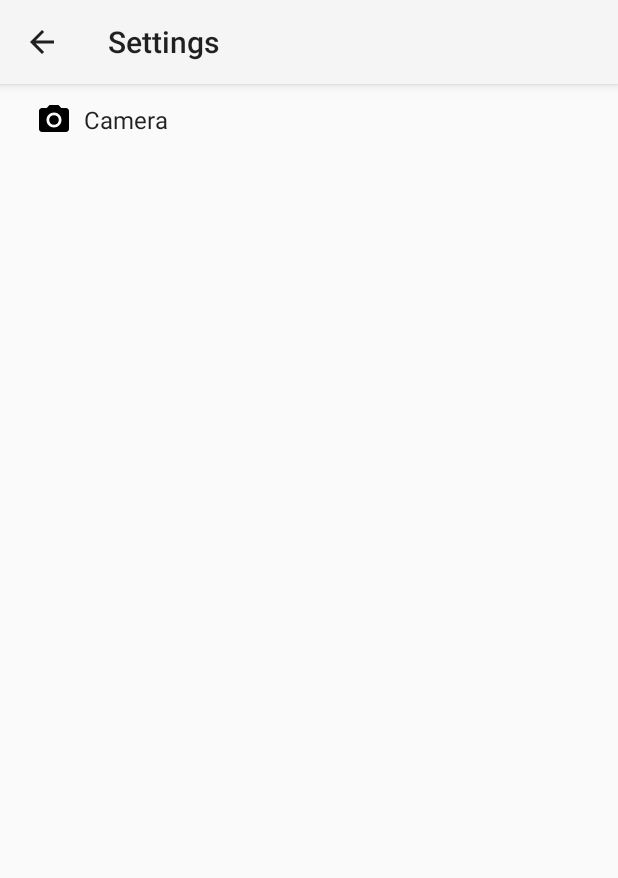
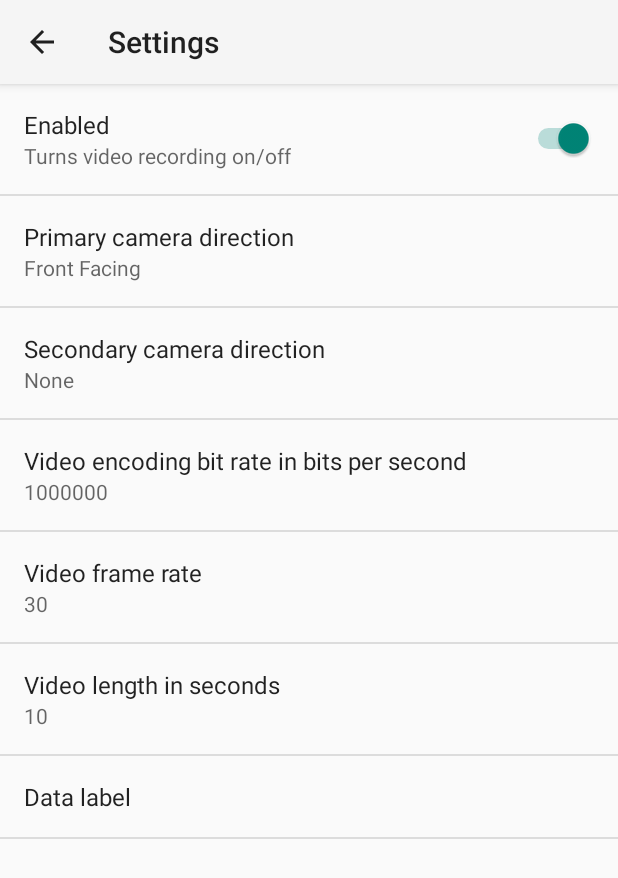
Before and after one commit to awareframework/com.aware.android.sensor.camera, an Android app: the SettingsActivity screen opened directly, with no data from a screen before it, on a phone screen of 412 x 824 dp. Shown: the top 878 px of the screen. Run offline under Robolectric (Android 15) with nearby library versions, the phone set to English and light mode, and no system bars; 1 statement that could not run was skipped.

Commit message:
Enable preference added, removed the single header from the preference, some bug fixes.

```diff
--- a/example/src/main/java/com/awareframework/android/sensor/camera/example/MainActivity.kt
+++ b/example/src/main/java/com/awareframework/android/sensor/camera/example/MainActivity.kt
@@ -130,6 +130,7 @@ class MainActivity : AppCompatActivity() {
 
         val cameraConfig = getStoredConfig()
 
+        val storedEnabled = sPref.getBoolean(getString(key_camera_sensor_enabled), true)
         val storedPrimaryCamera = sPref.getString(getString(key_primary_camera), cameraConfig.facing.toInt().toString())
         val storedSecondaryCamera = sPref.getString(getString(key_secondary_camera), cameraConfig.secondaryFacing.toInt().toString())
         val storedVideoBitrate = sPref.getString(getString(key_video_bitrate), cameraConfig.bitrate.toString())
@@ -138,6 +139,7 @@ class MainActivity : AppCompatActivity() {
         val storedDataLabel = sPref.getString(getString(key_data_label), cameraConfig.label)
 
         cameraConfig.apply {
+            enabled = storedEnabled
             facing = CameraFace.fromInt(storedPrimaryCamera.toInt())
             secondaryFacing = CameraFace.fromInt(storedSecondaryCamera.toInt())
             bitrate = storedVideoBitrate.toInt()
--- a/example/src/main/java/com/awareframework/android/sensor/camera/example/SettingsActivity.kt
+++ b/example/src/main/java/com/awareframework/android/sensor/camera/example/SettingsActivity.kt
@@ -1,17 +1,13 @@
 package com.awareframework.android.sensor.camera.example
 
 import android.annotation.TargetApi
-import android.content.Context
-import android.content.Intent
-import android.content.res.Configuration
-import android.media.RingtoneManager
-import android.net.Uri
 import android.os.Build
 import android.os.Bundle
 import android.preference.*
-import android.text.TextUtils
+import android.support.v7.app.AppCompatActivity
 import android.view.MenuItem
 import com.awareframework.android.sensor.camera.Camera
+import com.awareframework.android.sensor.camera.CameraFace
 import com.awareframework.android.sensor.camera.R.string.*
 
 /**
@@ -24,11 +20,13 @@ import com.awareframework.android.sensor.camera.R.string.*
  * for design guidelines and the [Settings API Guide](http://developer.android.com/guide/topics/ui/settings.html)
  * for more information on developing a Settings UI.
  */
-class SettingsActivity : AppCompatPreferenceActivity() {
+class SettingsActivity : AppCompatActivity() {
 
     override fun onCreate(savedInstanceState: Bundle?) {
         super.onCreate(savedInstanceState)
         setupActionBar()
+
+        fragmentManager.beginTransaction().replace(android.R.id.content, CameraPreferenceFragment()).commit()
     }
 
     /**
@@ -38,38 +36,38 @@ class SettingsActivity : AppCompatPreferenceActivity() {
         supportActionBar?.setDisplayHomeAsUpEnabled(true)
     }
 
-    override fun onMenuItemSelected(featureId: Int, item: MenuItem?): Boolean {
+    override fun onOptionsItemSelected(item: MenuItem?): Boolean {
         when (item?.itemId) {
             android.R.id.home -> {
                 finish()
             }
         }
-        return super.onMenuItemSelected(featureId, item)
+        return super.onOptionsItemSelected(item)
     }
 
-    /**
-     * {@inheritDoc}
-     */
-    override fun onIsMultiPane(): Boolean {
-        return isXLargeTablet(this)
-    }
+//    /**
+//     * {@inheritDoc}
+//     */
+//    override fun onIsMultiPane(): Boolean {
+//        return isXLargeTablet(this)
+//    }
 
-    /**
-     * {@inheritDoc}
-     */
-    @TargetApi(Build.VERSION_CODES.HONEYCOMB)
-    override fun onBuildHeaders(target: List<PreferenceActivity.Header>) {
-        loadHeadersFromResource(R.xml.pref_headers, target)
-    }
+//    /**
+//     * {@inheritDoc}
+//     */
+//    @TargetApi(Build.VERSION_CODES.HONEYCOMB)
+//    override fun onBuildHeaders(target: List<PreferenceActivity.Header>) {
+//        loadHeadersFromResource(R.xml.pref_headers, target)
+//    }
 
-    /**
-     * This method stops fragment injection in malicious applications.
-     * Make sure to deny any unknown fragments here.
-     */
-    override fun isValidFragment(fragmentName: String): Boolean {
-        return PreferenceFragment::class.java.name == fragmentName
-                || CameraPreferenceFragment::class.java.name == fragmentName
-    }
+//    /**
+//     * This method stops fragment injection in malicious applications.
+//     * Make sure to deny any unknown fragments here.
+//     */
+//    override fun isValidFragment(fragmentName: String): Boolean {
+//        return PreferenceFragment::class.java.name == fragmentName
+//                || CameraPreferenceFragment::class.java.name == fragmentName
+//    }
 
     /**
      * This fragment shows general preferences only. It is used when the
@@ -97,75 +95,6 @@ class SettingsActivity : AppCompatPreferenceActivity() {
             bindPreferenceSummaryToValue(findPreference(getString(key_data_label)), config.label)
         }
 
-//        override fun onOptionsItemSelected(item: MenuItem): Boolean {
-//            val id = item.itemId
-//            if (id == android.R.id.home) {
-//                finish
-//                return true
-//            }
-//            return super.onOptionsItemSelected(item)
-//        }
-    }
-
-    companion object {
-
-        /**
-         * A preference value change listener that updates the preference's summary
-         * to reflect its new value.
-         */
-        private val sBindPreferenceSummaryToValueListener = Preference.OnPreferenceChangeListener { preference, value ->
-            val stringValue = value.toString()
-
-            if (preference is ListPreference) {
-                // For list preferences, look up the correct display value in
-                // the preference's 'entries' list.
-                val index = preference.findIndexOfValue(stringValue)
-
-                // Set the summary to reflect the new value.
-                preference.setSummary(
-                        if (index >= 0)
-                            preference.entries[index]
-                        else
-                            null)
-            } else if (preference is RingtonePreference) {
-                // For ringtone preferences, look up the correct display value
-                // using RingtoneManager.
-                if (TextUtils.isEmpty(stringValue)) {
-                    // Empty values correspond to 'silent' (no ringtone).
-                    preference.setSummary(R.string.pref_ringtone_silent)
-
-                } else {
-                    val ringtone = RingtoneManager.getRingtone(
-                            preference.getContext(), Uri.parse(stringValue))
-
-                    if (ringtone == null) {
-                        // Clear the summary if there was a lookup error.
-                        preference.setSummary(null)
-                    } else {
-                        // Set the summary to reflect the new ringtone display
-                        // name.
-                        val name = ringtone.getTitle(preference.getContext())
-                        preference.setSummary(name)
-                    }
-                }
-
-            } else {
-                // For all other preferences, set the summary to the value's
-                // simple string representation.
-                preference.summary = stringValue
-            }
-
-            true
-        }
-
-        /**
-         * Helper method to determine if the device has an extra-large screen. For
-         * example, 10" tablets are extra-large.
-         */
-        private fun isXLargeTablet(context: Context): Boolean {
-            return context.resources.configuration.screenLayout and Configuration.SCREENLAYOUT_SIZE_MASK >= Configuration.SCREENLAYOUT_SIZE_XLARGE
-        }
-
         /**
          * Binds a preference's summary to its value. More specifically, when the
          * preference's value is changed, its summary (line of text below the
@@ -184,5 +113,72 @@ class SettingsActivity : AppCompatPreferenceActivity() {
                     .getString(preference.key, default)
             )
         }
+
+        private val sBindPreferenceSummaryToValueListener = Preference.OnPreferenceChangeListener { preference, value ->
+            val stringValue = value.toString()
+
+            if (preference is ListPreference) {
+                // For list preferences, look up the correct display value in
+                // the preference's 'entries' list.
+                val index = preference.findIndexOfValue(stringValue)
+
+                // Set the summary to reflect the new value.
+                preference.setSummary(
+                        if (index >= 0)
+                            preference.entries[index]
+                        else
+                            null)
+
+                ensurePrimaryAndSecondaryFaceIsDifferent(preference, stringValue)
+            } else {
+                // For all other preferences, set the summary to the value's
+                // simple string representation.
+                preference.summary = stringValue
+            }
+
+            true
+        }
+
+        private fun ensurePrimaryAndSecondaryFaceIsDifferent(preference: Preference, value: String) {
+            val context = preference.context
+
+            when (preference.key) {
+                context.getString(key_primary_camera) -> context.getString(key_secondary_camera)
+                context.getString(key_secondary_camera) -> context.getString(key_primary_camera)
+                else -> null
+            }?.let {
+                val otherPreference = findPreference(it)
+                if (otherPreference is ListPreference) {
+                    if (value == otherPreference.value) {
+                        val selectedFace = CameraFace.fromInt(value.toInt())
+                        otherPreference.value = when (selectedFace) {
+                            CameraFace.FRONT -> CameraFace.BACK
+                            CameraFace.BACK -> CameraFace.FRONT
+                            else -> CameraFace.fromInt(otherPreference.value.toInt())
+                        }.toInt().toString()
+
+                        otherPreference.onPreferenceChangeListener.onPreferenceChange(otherPreference, otherPreference.value)
+                    }
+                }
+            }
+        }
+    }
+
+    companion object {
+
+        /**
+         * A preference value change listener that updates the preference's summary
+         * to reflect its new value.
+         */
+
+
+//        /**
+//         * Helper method to determine if the device has an extra-large screen. For
+//         * example, 10" tablets are extra-large.
+//         */
+//        private fun isXLargeTablet(context: Context): Boolean {
+//            return context.resources.configuration.screenLayout and Configuration.SCREENLAYOUT_SIZE_MASK >= Configuration.SCREENLAYOUT_SIZE_XLARGE
+//        }
+
     }
 }
--- a/library/src/main/java/com/awareframework/android/sensor/camera/Camera.kt
+++ b/library/src/main/java/com/awareframework/android/sensor/camera/Camera.kt
@@ -33,7 +33,9 @@ class Camera private constructor(private val context: Context) : ISensorControll
     override fun isEnabled(): Boolean = config.enabled
 
     override fun start() {
-        context.startService(Intent(context, CameraSensor::class.java))
+        if (config.enabled) {
+            context.startService(Intent(context, CameraSensor::class.java))
+        }
     }
 
     override fun stop() {
--- a/library/src/main/res/values/strings.xml
+++ b/library/src/main/res/values/strings.xml
@@ -7,6 +7,7 @@
     <string name="key_video_bitrate">aware_video_bitrate</string>
     <string name="key_video_frame_rate">aware_video_frame_rate</string>
     <string name="key_video_length">aware_video_length</string>
+    <string name="key_camera_sensor_enabled">aware_camera_sensor_enabled</string>
 
     <string name="pref_header_camera">Camera</string>
 
@@ -17,17 +18,29 @@
     <string name="pref_title_data_label">Data label</string>
     <string name="pref_default_data_label"></string>
 
-    <string name="pref_title_default_camera_face">Primary camera direction</string>
-    <string-array name="pref_list_camera_faces">
+    <string name="pref_title_primary_camera_face">Primary camera direction</string>
+    <string name="pref_title_secondary_camera_face">Secondary camera direction</string>
+
+    <string-array name="pref_list_camera_primary_face_values">
+        <item>0</item>
+        <item>1</item>
+    </string-array>
+    <string-array name="pref_list_primary_camera_faces">
+        <item>Front Facing</item>
+        <item>Back Facing</item>
+    </string-array>
+
+    <string-array name="pref_list_secondary_camera_faces">
         <item>Front Facing</item>
         <item>Back Facing</item>
         <item>None</item>
     </string-array>
-    <string-array name="pref_list_camera_face_values">
+    <string-array name="pref_list_camera_secondary_face_values">
         <item>0</item>
         <item>1</item>
         <item>-1</item>
     </string-array>
+
 
     <string name="pref_description_bitrate">Video encoding bit rate in bits per second</string>
     <string name="pref_bitrate">1000000</string>
@@ -37,6 +50,8 @@
 
     <string name="pref_video_length">10</string>
     <string name="pref_description_video_length">Video length in seconds</string>
+    <string name="pref_camera_enabled_summary">Turns video recording on/off</string>
+    <string name="pref_camera_enabled_title">Enabled</string>
     <string-array name="pref_list_second_values">
         <item>1</item>
         <item>2</item>
--- a/library/src/main/res/xml/pref_camera.xml
+++ b/library/src/main/res/xml/pref_camera.xml
@@ -1,31 +1,37 @@
 <?xml version="1.0" encoding="utf-8"?>
 <PreferenceScreen xmlns:android="http://schemas.android.com/apk/res/android">
 
+    <SwitchPreference
+        android:defaultValue="true"
+        android:summary="@string/pref_camera_enabled_summary"
+        android:key="@string/key_camera_sensor_enabled"
+        android:title="@string/pref_camera_enabled_title" />
+
     <ListPreference
         android:defaultValue="0"
-        android:entries="@array/pref_list_camera_faces"
-        android:entryValues="@array/pref_list_camera_face_values"
+        android:entries="@array/pref_list_primary_camera_faces"
+        android:entryValues="@array/pref_list_camera_primary_face_values"
         android:key="@string/key_primary_camera"
         android:negativeButtonText="@null"
         android:positiveButtonText="@null"
-        android:title="@string/pref_title_default_camera_face" />
+        android:title="@string/pref_title_primary_camera_face" />
 
     <ListPreference
         android:defaultValue="-1"
-        android:entries="@array/pref_list_camera_faces"
-        android:entryValues="@array/pref_list_camera_face_values"
+        android:entries="@array/pref_list_secondary_camera_faces"
+        android:entryValues="@array/pref_list_camera_secondary_face_values"
         android:key="@string/key_secondary_camera"
         android:negativeButtonText="@null"
         android:positiveButtonText="@null"
-        android:title="@string/pref_title_default_camera_face" />
+        android:title="@string/pref_title_secondary_camera_face" />
 
     <EditTextPreference
         android:defaultValue="@string/pref_bitrate"
         android:inputType="number"
         android:key="@string/key_video_bitrate"
         android:maxLines="1"
+        android:selectAllOnFocus="true"
         android:singleLine="true"
-        android:selectAllOnFocus="true"
         android:title="@string/pref_description_bitrate" />
 
     <EditTextPreference
@@ -33,8 +39,8 @@
         android:inputType="number"
         android:key="@string/key_video_frame_rate"
         android:maxLines="1"
+        android:selectAllOnFocus="true"
         android:singleLine="true"
-        android:selectAllOnFocus="true"
         android:title="@string/pref_description_frame_rate" />
 
     <EditTextPreference
@@ -42,8 +48,8 @@
         android:inputType="numberDecimal"
         android:key="@string/key_video_length"
         android:maxLines="1"
+        android:selectAllOnFocus="true"
         android:singleLine="true"
-        android:selectAllOnFocus="true"
         android:title="@string/pref_description_video_length" />
 
     <EditTextPreference
@@ -51,8 +57,8 @@
         android:defaultValue="@string/pref_default_data_label"
         android:inputType="text"
         android:key="@string/key_data_label"
+        android:maxLines="1"
         android:selectAllOnFocus="true"
-        android:maxLines="1"
         android:singleLine="true"
         android:title="@string/pref_title_data_label" />
 </PreferenceScreen>
```
Also changed, not shown: library/src/main/java/com/awareframework/android/sensor/camera/CameraSensor.kt (+6 -1 lines).
